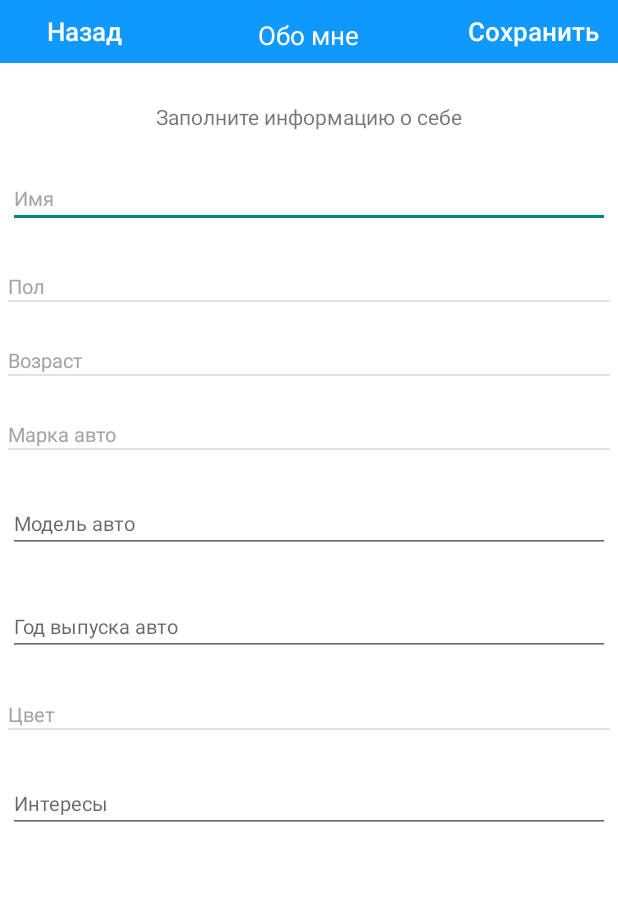
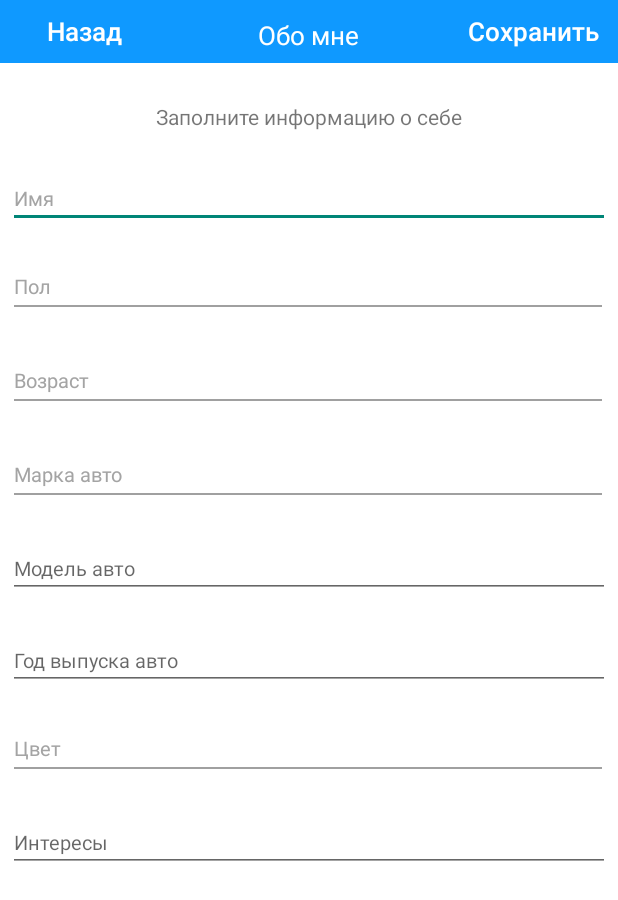
Before and after one commit to Dima2407/smapl, an Android app: the fragment AboutYourselfFragment shown on its own in the app's theme, on a phone screen of 412 x 824 dp. Shown: the top 900 px of the screen. Run offline under Robolectric (Android 15) with nearby library versions, the phone set to English and light mode, and no system bars; our stand-ins replace data binding; libraries missing offline, so code that uses them is left out: com.crashlytics.android, com.facebook, com.facebook.appevents, com.facebook.login, com.nostra13.universalimageloader and 1 more; 6 statements that could not run were skipped.

Commit message:
Changes in AboutYourself screen UI

```diff
--- a/app/src/main/AndroidManifest.xml
+++ b/app/src/main/AndroidManifest.xml
@@ -20,7 +20,7 @@
             android:label="@string/app_name"
             android:roundIcon="@mipmap/ic_launcher_round"
             android:supportsRtl="true"
-            android:theme="@style/Theme.AppCompat.DayNight.NoActionBar">
+            android:theme="@style/Theme.AppCompat.Light.NoActionBar">
 
         <activity android:name=".ui.activities.AuthActivity"
             android:windowSoftInputMode="adjustPan">
--- a/app/src/main/res/layout/custom_spinner_view.xml
+++ b/app/src/main/res/layout/custom_spinner_view.xml
@@ -26,6 +26,7 @@
     <TextView
         android:id="@+id/txt_spinner_default"
         style="@style/TextStyle"
+        android:layout_alignBottom="@id/layout_spinner"
         android:layout_width="match_parent"
         android:layout_height="match_parent"
         android:background="@android:color/white"
@@ -33,9 +34,10 @@
 
     <View
         android:layout_width="match_parent"
-        android:layout_height="1dp"
+        android:layout_height="1.2dp"
         android:layout_below="@id/layout_spinner"
-        android:alpha="0.3"
-        android:background="@color/about_yourself_hint" />
+        android:layout_marginTop="3dp"
+        android:layout_marginRight="5dp"
+        android:background="@color/color_login_hint" />
 
 </RelativeLayout>
--- a/app/src/main/res/layout/fragment_about_yourself.xml
+++ b/app/src/main/res/layout/fragment_about_yourself.xml
@@ -99,20 +99,23 @@
                 <com.smapl_android.ui.widgets.AboutYourSelfSpinner
                     android:id="@+id/spinner_gender_registration"
                     android:layout_width="match_parent"
-                    android:layout_height="match_parent"
+                    android:layout_height="wrap_content"
+                    android:layout_marginLeft="4dp"
                     android:layout_marginTop="@dimen/about_yourself_indent" />
 
                 <com.smapl_android.ui.widgets.AboutYourSelfSpinner
                     android:id="@+id/spinner_about_yourself_age"
                     android:layout_width="match_parent"
-                    android:layout_height="match_parent"
-                    android:layout_marginTop="@dimen/about_yourself_indent" />
+                    android:layout_height="wrap_content"
+                    android:layout_marginLeft="4dp"
+                    android:layout_marginTop="@dimen/about_yourself_indent_spinner" />
 
                 <com.smapl_android.ui.widgets.AboutYourSelfSpinner
                     android:id="@+id/spinner_about_yourself_car_brand"
                     android:layout_width="match_parent"
-                    android:layout_height="match_parent"
-                    android:layout_marginTop="@dimen/about_yourself_indent" />
+                    android:layout_height="wrap_content"
+                    android:layout_marginLeft="4dp"
+                    android:layout_marginTop="@dimen/about_yourself_indent_spinner" />
 
                 <EditText
                     android:id="@+id/edit_about_yourself_car_model"
@@ -130,7 +133,7 @@
                     style="@style/TextStyle"
                     android:layout_width="match_parent"
                     android:layout_height="wrap_content"
-                    android:layout_marginTop="@dimen/about_yourself_indent"
+                    android:layout_marginTop="@dimen/about_yourself_indent_edit_text"
                     android:hint="@string/car_year_of_issue"
                     android:imeOptions="actionDone"
                     android:inputType="number"
@@ -141,8 +144,9 @@
 
                 <com.smapl_android.ui.widgets.AboutYourSelfSpinner
                     android:id="@+id/spinner_about_yourself_car_color"
+                    android:layout_marginLeft="4dp"
                     android:layout_width="match_parent"
-                    android:layout_height="match_parent"
+                    android:layout_height="wrap_content"
                     android:layout_marginTop="@dimen/about_yourself_indent" />
 
 
--- a/app/src/main/res/values/colors.xml
+++ b/app/src/main/res/values/colors.xml
@@ -13,4 +13,5 @@
     <color name="color_edit_set_car">#E9E7E7</color>
     <color name="text_color_or">#b4b4bd</color>
     <color name="about_yourself_hint">#a4a4a4</color>
+    <color name="about_yourself_line">#a0a0a0</color>
 </resources>
--- a/app/src/main/res/values/dimens.xml
+++ b/app/src/main/res/values/dimens.xml
@@ -18,6 +18,8 @@
     <dimen name="btn_facebook_margin_top">25dp</dimen>
     <dimen name="btn_facebook_margin_bottom">29dp</dimen>
     <dimen name="about_yourself_indent">29dp</dimen>
+    <dimen name="about_yourself_indent_edit_text">22dp</dimen>
+    <dimen name="about_yourself_indent_spinner">39dp</dimen>
     <dimen name="load_car_photo_size">134dp</dimen>
     <dimen name="text_menu_below_size">10sp</dimen>
     <dimen name="menu_below_item_padding_top">0dp</dimen>
--- a/app/src/main/res/values/styles.xml
+++ b/app/src/main/res/values/styles.xml
@@ -18,4 +18,5 @@
         <item name="android:textColor">@color/about_yourself_hint</item>
         <item name="android:color">@color/about_yourself_hint</item>
     </style>
+
 </resources>
```
